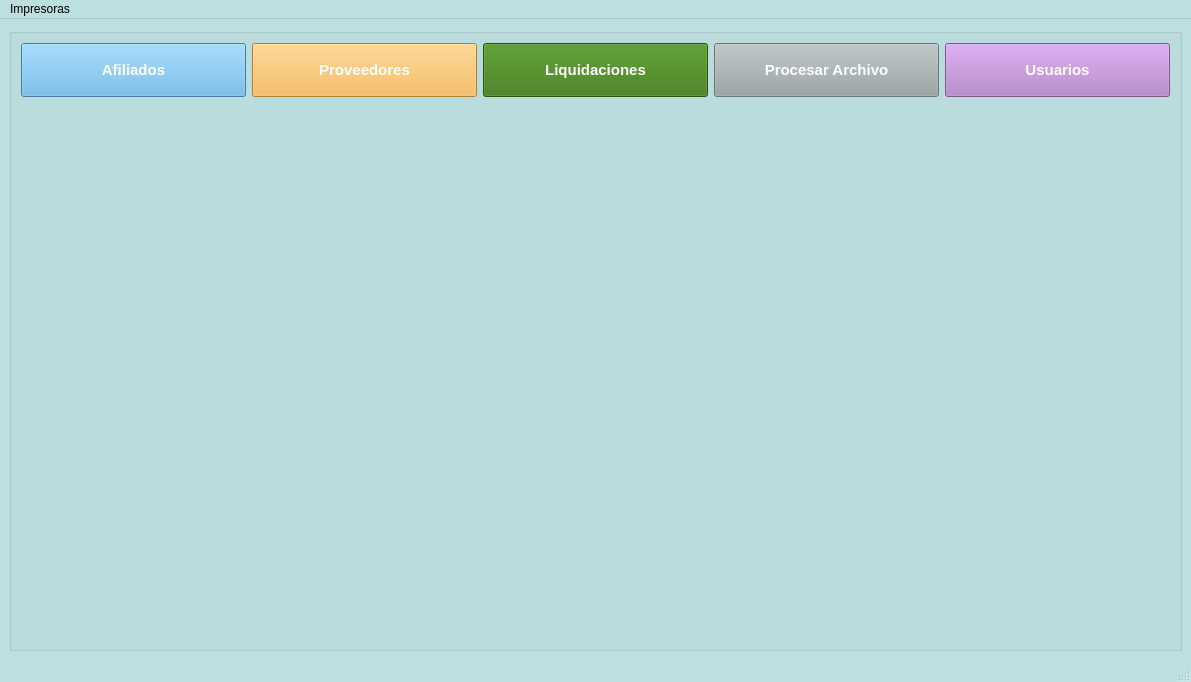
First picture: the form in gui/menuPrincipal.ui, repository shae-ra/sindicato, before the edit.
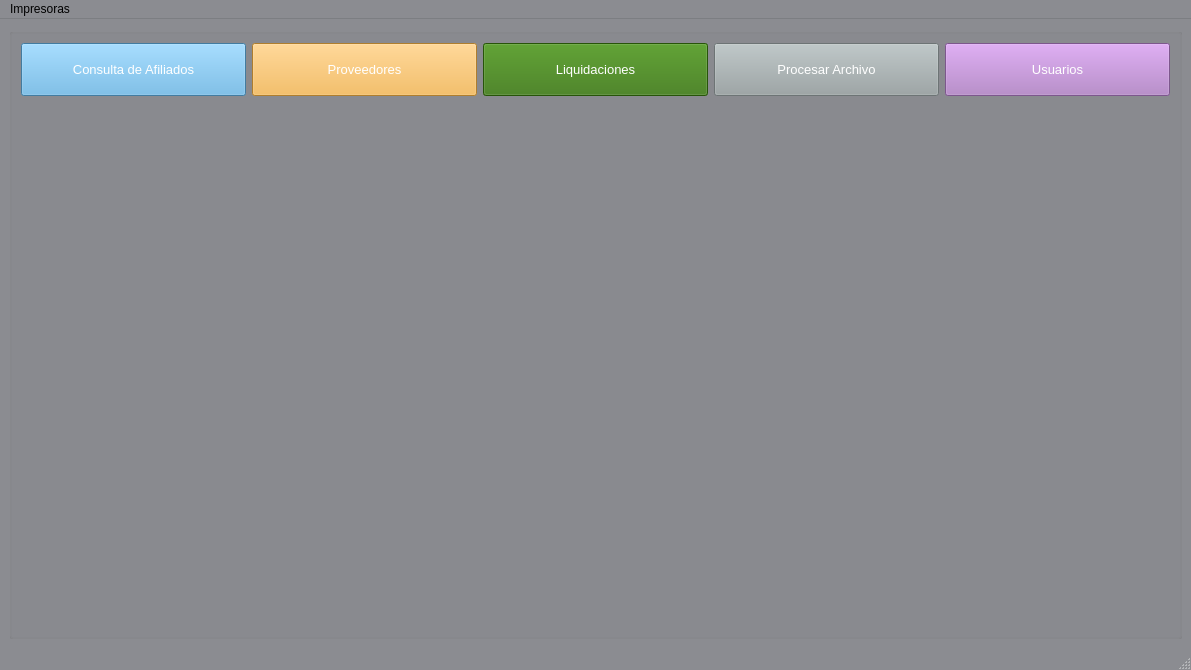
Second picture: the form after the edit. Icons and pictures are not drawn.

Diff of the .ui file:
```diff
--- a/gui/menuPrincipal.ui
+++ b/gui/menuPrincipal.ui
@@ -7,7 +7,7 @@
     <x>0</x>
     <y>0</y>
     <width>1191</width>
-    <height>682</height>
+    <height>670</height>
    </rect>
   </property>
   <property name="palette">
@@ -25,45 +25,45 @@
      <colorrole role="Button">
       <brush brushstyle="SolidPattern">
        <color alpha="255">
-        <red>189</red>
-        <green>223</green>
-        <blue>223</blue>
+        <red>139</red>
+        <green>140</green>
+        <blue>145</blue>
        </color>
       </brush>
      </colorrole>
      <colorrole role="Light">
       <brush brushstyle="SolidPattern">
        <color alpha="255">
-        <red>255</red>
-        <green>255</green>
-        <blue>255</blue>
+        <red>209</red>
+        <green>210</green>
+        <blue>218</blue>
        </color>
       </brush>
      </colorrole>
      <colorrole role="Midlight">
       <brush brushstyle="SolidPattern">
        <color alpha="255">
-        <red>222</red>
-        <green>239</green>
-        <blue>239</blue>
+        <red>174</red>
+        <green>175</green>
+        <blue>181</blue>
        </color>
       </brush>
      </colorrole>
      <colorrole role="Dark">
       <brush brushstyle="SolidPattern">
        <color alpha="255">
-        <red>94</red>
-        <green>111</green>
-        <blue>111</blue>
+        <red>69</red>
+        <green>70</green>
+        <blue>72</blue>
        </color>
       </brush>
      </colorrole>
      <colorrole role="Mid">
       <brush brushstyle="SolidPattern">
        <color alpha="255">
-        <red>126</red>
-        <green>149</green>
-        <blue>149</blue>
+        <red>93</red>
+        <green>93</green>
+        <blue>97</blue>
        </color>
       </brush>
      </colorrole>
@@ -106,9 +106,9 @@
      <colorrole role="Window">
       <brush brushstyle="SolidPattern">
        <color alpha="255">
-        <red>189</red>
-        <green>223</green>
-        <blue>223</blue>
+        <red>139</red>
+        <green>140</green>
+        <blue>145</blue>
        </color>
       </brush>
      </colorrole>
@@ -124,9 +124,9 @@
      <colorrole role="AlternateBase">
       <brush brushstyle="SolidPattern">
        <color alpha="255">
-        <red>222</red>
-        <green>239</green>
-        <blue>239</blue>
+        <red>197</red>
+        <green>197</green>
+        <blue>200</blue>
        </color>
       </brush>
      </colorrole>
@@ -162,45 +162,45 @@
      <colorrole role="Button">
       <brush brushstyle="SolidPattern">
        <color alpha="255">
-        <red>189</red>
-        <green>223</green>
-        <blue>223</blue>
+        <red>139</red>
+        <green>140</green>
+        <blue>145</blue>
        </color>
       </brush>
      </colorrole>
      <colorrole role="Light">
       <brush brushstyle="SolidPattern">
        <color alpha="255">
-        <red>255</red>
-        <green>255</green>
-        <blue>255</blue>
+        <red>209</red>
+        <green>210</green>
+        <blue>218</blue>
        </color>
       </brush>
      </colorrole>
      <colorrole role="Midlight">
       <brush brushstyle="SolidPattern">
        <color alpha="255">
-        <red>222</red>
-        <green>239</green>
-        <blue>239</blue>
+        <red>174</red>
+        <green>175</green>
+        <blue>181</blue>
        </color>
       </brush>
      </colorrole>
      <colorrole role="Dark">
       <brush brushstyle="SolidPattern">
        <color alpha="255">
-        <red>94</red>
-        <green>111</green>
-        <blue>111</blue>
+        <red>69</red>
+        <green>70</green>
+        <blue>72</blue>
        </color>
       </brush>
      </colorrole>
      <colorrole role="Mid">
       <brush brushstyle="SolidPattern">
        <color alpha="255">
-        <red>126</red>
-        <green>149</green>
-        <blue>149</blue>
+        <red>93</red>
+        <green>93</green>
+        <blue>97</blue>
        </color>
       </brush>
      </colorrole>
@@ -243,9 +243,9 @@
      <colorrole role="Window">
       <brush brushstyle="SolidPattern">
        <color alpha="255">
-        <red>189</red>
-        <green>223</green>
-        <blue>223</blue>
+        <red>139</red>
+        <green>140</green>
+        <blue>145</blue>
        </color>
       </brush>
      </colorrole>
@@ -261,9 +261,9 @@
      <colorrole role="AlternateBase">
       <brush brushstyle="SolidPattern">
        <color alpha="255">
-        <red>222</red>
-        <green>239</green>
-        <blue>239</blue>
+        <red>197</red>
+        <green>197</green>
+        <blue>200</blue>
        </color>
       </brush>
      </colorrole>
@@ -290,63 +290,63 @@
      <colorrole role="WindowText">
       <brush brushstyle="SolidPattern">
        <color alpha="255">
-        <red>94</red>
-        <green>111</green>
-        <blue>111</blue>
+        <red>69</red>
+        <green>70</green>
+        <blue>72</blue>
        </color>
       </brush>
      </colorrole>
      <colorrole role="Button">
       <brush brushstyle="SolidPattern">
        <color alpha="255">
-        <red>189</red>
-        <green>223</green>
-        <blue>223</blue>
+        <red>139</red>
+        <green>140</green>
+        <blue>145</blue>
        </color>
       </brush>
      </colorrole>
      <colorrole role="Light">
       <brush brushstyle="SolidPattern">
        <color alpha="255">
-        <red>255</red>
-        <green>255</green>
-        <blue>255</blue>
+        <red>209</red>
+        <green>210</green>
+        <blue>218</blue>
        </color>
       </brush>
      </colorrole>
      <colorrole role="Midlight">
       <brush brushstyle="SolidPattern">
        <color alpha="255">
-        <red>222</red>
-        <green>239</green>
-        <blue>239</blue>
+        <red>174</red>
+        <green>175</green>
+        <blue>181</blue>
        </color>
       </brush>
      </colorrole>
      <colorrole role="Dark">
       <brush brushstyle="SolidPattern">
        <color alpha="255">
-        <red>94</red>
-        <green>111</green>
-        <blue>111</blue>
+        <red>69</red>
+        <green>70</green>
+        <blue>72</blue>
        </color>
       </brush>
      </colorrole>
      <colorrole role="Mid">
       <brush brushstyle="SolidPattern">
        <color alpha="255">
-        <red>126</red>
-        <green>149</green>
-        <blue>149</blue>
+        <red>93</red>
+        <green>93</green>
+        <blue>97</blue>
        </color>
       </brush>
      </colorrole>
      <colorrole role="Text">
       <brush brushstyle="SolidPattern">
        <color alpha="255">
-        <red>94</red>
-        <green>111</green>
-        <blue>111</blue>
+        <red>69</red>
+        <green>70</green>
+        <blue>72</blue>
        </color>
       </brush>
      </colorrole>
@@ -362,27 +362,27 @@
      <colorrole role="ButtonText">
       <brush brushstyle="SolidPattern">
        <color alpha="255">
-        <red>94</red>
-        <green>111</green>
-        <blue>111</blue>
+        <red>69</red>
+        <green>70</green>
+        <blue>72</blue>
        </color>
       </brush>
      </colorrole>
      <colorrole role="Base">
       <brush brushstyle="SolidPattern">
        <color alpha="255">
-        <red>189</red>
-        <green>223</green>
-        <blue>223</blue>
+        <red>139</red>
+        <green>140</green>
+        <blue>145</blue>
        </color>
       </brush>
      </colorrole>
      <colorrole role="Window">
       <brush brushstyle="SolidPattern">
        <color alpha="255">
-        <red>189</red>
-        <green>223</green>
-        <blue>223</blue>
+        <red>139</red>
+        <green>140</green>
+        <blue>145</blue>
        </color>
       </brush>
      </colorrole>
@@ -398,9 +398,9 @@
      <colorrole role="AlternateBase">
       <brush brushstyle="SolidPattern">
        <color alpha="255">
-        <red>189</red>
-        <green>223</green>
-        <blue>223</blue>
+        <red>139</red>
+        <green>140</green>
+        <blue>145</blue>
        </color>
       </brush>
      </colorrole>
@@ -437,8 +437,8 @@
         <property name="font">
          <font>
           <pointsize>10</pointsize>
-          <weight>75</weight>
-          <bold>true</bold>
+          <weight>50</weight>
+          <bold>false</bold>
          </font>
         </property>
         <property name="title">
@@ -455,9 +455,9 @@
            </property>
            <property name="font">
             <font>
-             <pointsize>11</pointsize>
-             <weight>75</weight>
-             <bold>true</bold>
+             <pointsize>10</pointsize>
+             <weight>50</weight>
+             <bold>false</bold>
             </font>
            </property>
            <property name="styleSheet">
@@ -479,8 +479,8 @@
            </property>
            <property name="iconSize">
             <size>
-             <width>40</width>
-             <height>40</height>
+             <width>30</width>
+             <height>30</height>
             </size>
            </property>
           </widget>
@@ -495,9 +495,9 @@
            </property>
            <property name="font">
             <font>
-             <pointsize>11</pointsize>
-             <weight>75</weight>
-             <bold>true</bold>
+             <pointsize>10</pointsize>
+             <weight>50</weight>
+             <bold>false</bold>
             </font>
            </property>
            <property name="styleSheet">
@@ -512,7 +512,7 @@
 }</string>
            </property>
            <property name="text">
-            <string>Afiliados</string>
+            <string>Consulta de Afiliados</string>
            </property>
            <property name="icon">
             <iconset>
@@ -520,8 +520,8 @@
            </property>
            <property name="iconSize">
             <size>
-             <width>40</width>
-             <height>40</height>
+             <width>30</width>
+             <height>30</height>
             </size>
            </property>
           </widget>
@@ -536,9 +536,9 @@
            </property>
            <property name="font">
             <font>
-             <pointsize>11</pointsize>
-             <weight>75</weight>
-             <bold>true</bold>
+             <pointsize>10</pointsize>
+             <weight>50</weight>
+             <bold>false</bold>
             </font>
            </property>
            <property name="styleSheet">
@@ -560,14 +560,21 @@
            </property>
            <property name="iconSize">
             <size>
-             <width>40</width>
-             <height>40</height>
+             <width>30</width>
+             <height>30</height>
             </size>
            </property>
           </widget>
          </item>
          <item row="1" column="0" colspan="5">
           <widget class="QStackedWidget" name="stackedWidget">
+           <property name="font">
+            <font>
+             <pointsize>10</pointsize>
+             <weight>50</weight>
+             <bold>false</bold>
+            </font>
+           </property>
            <widget class="QWidget" name="page"/>
            <widget class="QWidget" name="page_2"/>
           </widget>
@@ -582,9 +589,9 @@
            </property>
            <property name="font">
             <font>
-             <pointsize>11</pointsize>
-             <weight>75</weight>
-             <bold>true</bold>
+             <pointsize>10</pointsize>
+             <weight>50</weight>
+             <bold>false</bold>
             </font>
            </property>
            <property name="styleSheet">
@@ -606,8 +613,8 @@
            </property>
            <property name="iconSize">
             <size>
-             <width>40</width>
-             <height>40</height>
+             <width>30</width>
+             <height>30</height>
             </size>
            </property>
           </widget>
@@ -622,9 +629,9 @@
            </property>
            <property name="font">
             <font>
-             <pointsize>11</pointsize>
-             <weight>75</weight>
-             <bold>true</bold>
+             <pointsize>10</pointsize>
+             <weight>50</weight>
+             <bold>false</bold>
             </font>
            </property>
            <property name="styleSheet">
```
